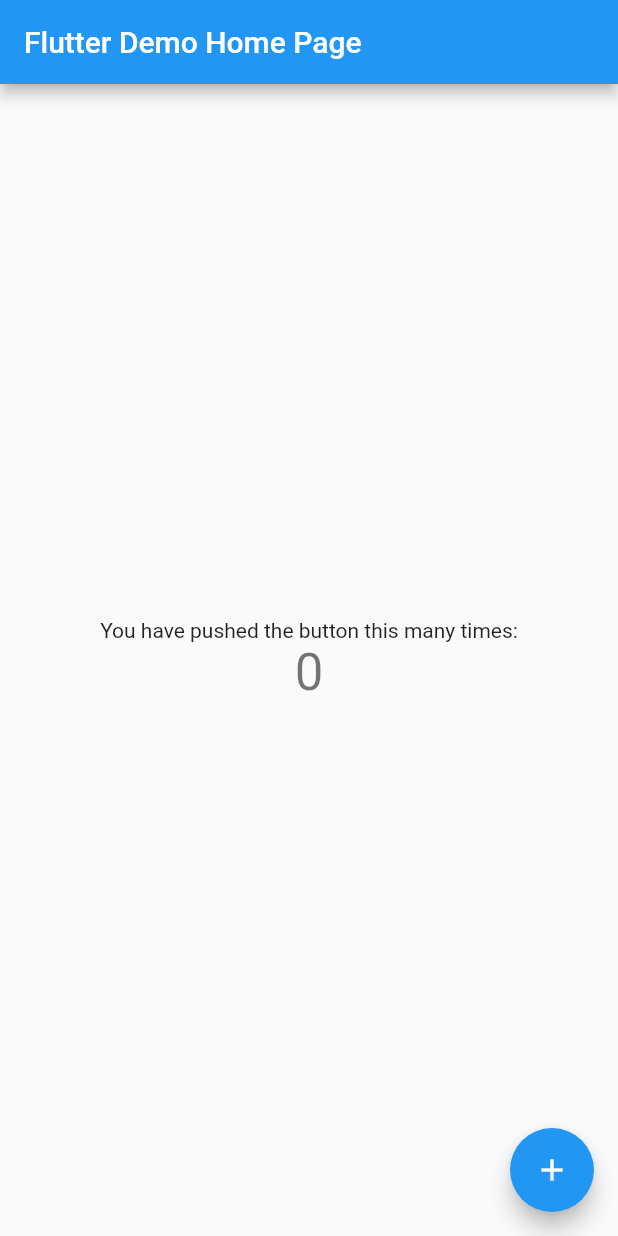
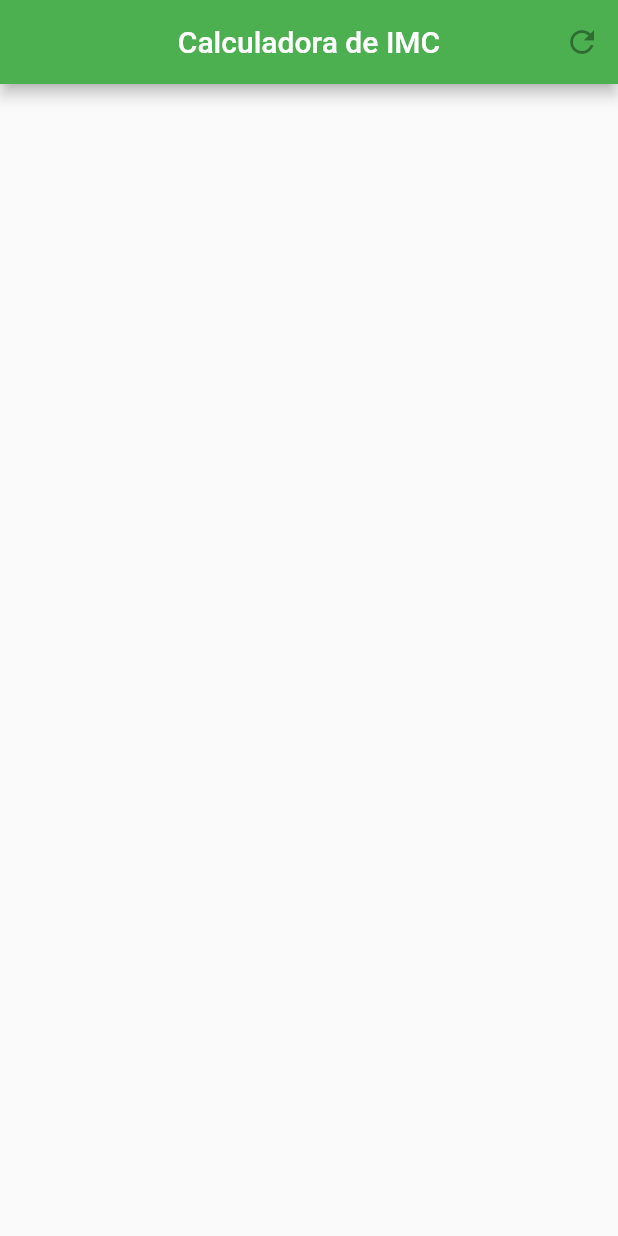
Before and after one commit to EsioFreitas/calculadora_imc, a Flutter app: the screen it shows after launch, on a phone screen of 412 x 824 dp. Run offline on Flutter 3.47's test engine with Material 2 defaults, Android fonts, the phone set to English and light mode, and no system bars.

Commit message:
Add AppBar

```diff
--- a/lib/main.dart
+++ b/lib/main.dart
@@ -1,111 +1,30 @@
 import 'package:flutter/material.dart';
 
-void main() => runApp(MyApp());
+void main() {
+  runApp(MaterialApp(
+    home: Home(),
+  ));
+}
 
-class MyApp extends StatelessWidget {
-  // This widget is the root of your application.
+class Home extends StatefulWidget {
+  @override
+  _HomeState createState() => _HomeState();
+}
+
+class _HomeState extends State<Home> {
   @override
   Widget build(BuildContext context) {
-    return MaterialApp(
-      title: 'Flutter Demo',
-      theme: ThemeData(
-        // This is the theme of your application.
-        //
-        // Try running your application with "flutter run". You'll see the
-        // application has a blue toolbar. Then, without quitting the app, try
-        // changing the primarySwatch below to Colors.green and then invoke
-        // "hot reload" (press "r" in the console where you ran "flutter run",
-        // or simply save your changes to "hot reload" in a Flutter IDE).
-        // Notice that the counter didn't reset back to zero; the application
-        // is not restarted.
-        primarySwatch: Colors.blue,
+    return Scaffold(
+      appBar: AppBar(
+        title: Text("Calculadora de IMC"),
+        centerTitle: true,
+        backgroundColor: Colors.green,
+        actions: <Widget>[
+          IconButton(
+            icon: Icon(Icons.refresh),
+          )
+        ],
       ),
-      home: MyHomePage(title: 'Flutter Demo Home Page'),
     );
   }
 }
-
-class MyHomePage extends StatefulWidget {
-  MyHomePage({Key key, this.title}) : super(key: key);
-
-  // This widget is the home page of your application. It is stateful, meaning
-  // that it has a State object (defined below) that contains fields that affect
-  // how it looks.
-
-  // This class is the configuration for the state. It holds the values (in this
-  // case the title) provided by the parent (in this case the App widget) and
-  // used by the build method of the State. Fields in a Widget subclass are
-  // always marked "final".
-
-  final String title;
-
-  @override
-  _MyHomePageState createState() => _MyHomePageState();
-}
-
-class _MyHomePageState extends State<MyHomePage> {
-  int _counter = 0;
-
-  void _incrementCounter() {
-    setState(() {
-      // This call to setState tells the Flutter framework that something has
-      // changed in this State, which causes it to rerun the build method below
-      // so that the display can reflect the updated values. If we changed
-      // _counter without calling setState(), then the build method would not be
-      // called again, and so nothing would appear to happen.
-      _counter++;
-    });
-  }
-
-  @override
-  Widget build(BuildContext context) {
-    // This method is rerun every time setState is called, for instance as done
-    // by the _incrementCounter method above.
-    //
-    // The Flutter framework has been optimized to make rerunning build methods
-    // fast, so that you can just rebuild anything that needs updating rather
-    // than having to individually change instances of widgets.
-    return Scaffold(
-      appBar: AppBar(
-        // Here we take the value from the MyHomePage object that was created by
-        // the App.build method, and use it to set our appbar title.
-        title: Text(widget.title),
-      ),
-      body: Center(
-        // Center is a layout widget. It takes a single child and positions it
-        // in the middle of the parent.
-        child: Column(
-          // Column is also layout widget. It takes a list of children and
-          // arranges them vertically. By default, it sizes itself to fit its
-          // children horizontally, and tries to be as tall as its parent.
-          //
-          // Invoke "debug painting" (press "p" in the console, choose the
-          // "Toggle Debug Paint" action from the Flutter Inspector in Android
-          // Studio, or the "Toggle Debug Paint" command in Visual Studio Code)
-          // to see the wireframe for each widget.
-          //
-          // Column has various properties to control how it sizes itself and
-          // how it positions its children. Here we use mainAxisAlignment to
-          // center the children vertically; the main axis here is the vertical
-          // axis because Columns are vertical (the cross axis would be
-          // horizontal).
-          mainAxisAlignment: MainAxisAlignment.center,
-          children: <Widget>[
-            Text(
-              'You have pushed the button this many times:',
-            ),
-            Text(
-              '$_counter',
-              style: Theme.of(context).textTheme.display1,
-            ),
-          ],
-        ),
-      ),
-      floatingActionButton: FloatingActionButton(
-        onPressed: _incrementCounter,
-        tooltip: 'Increment',
-        child: Icon(Icons.add),
-      ), // This trailing comma makes auto-formatting nicer for build methods.
-    );
-  }
-}
```
Also changed, not shown: 1 other file.
